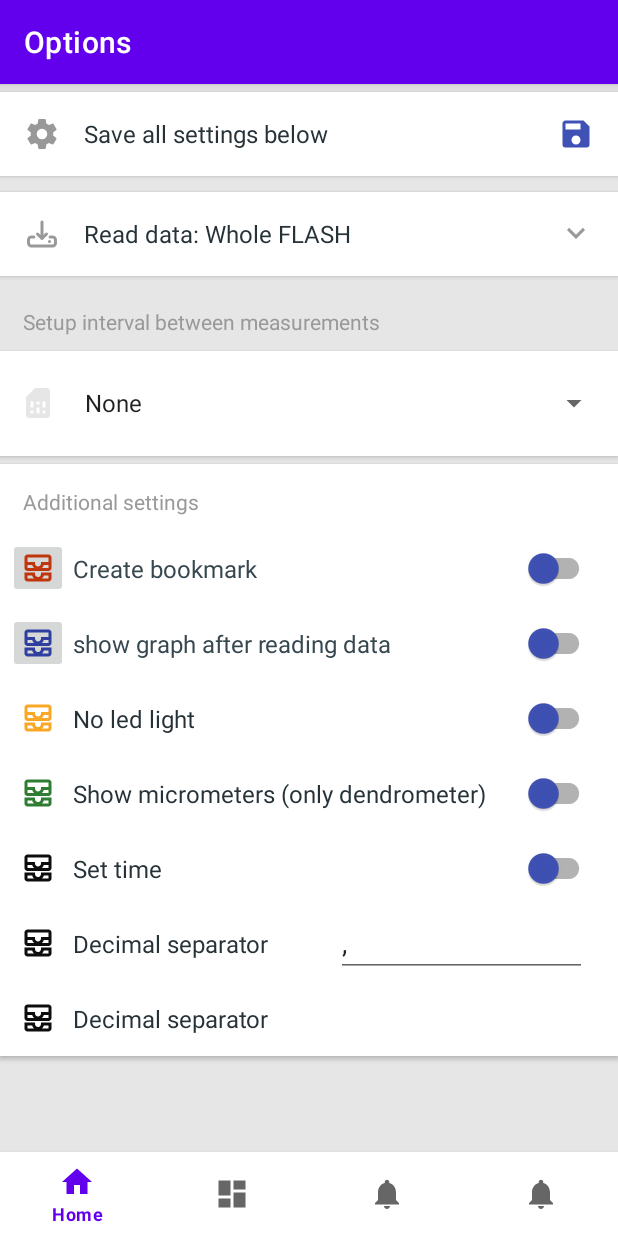
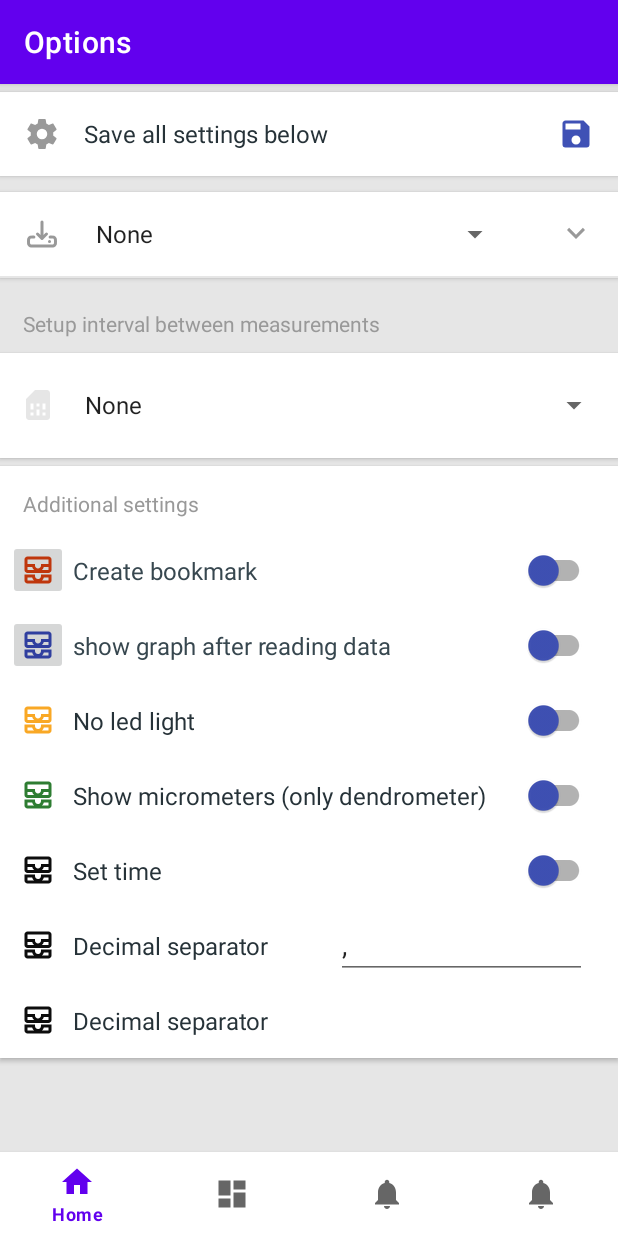
Before and after one commit to kratousek/lola, an Android app: the OptionsFragment screen opened through its navigation route, after a tap on an icon or button, on a phone screen of 412 x 824 dp. Run offline under Robolectric (Android 15) with nearby library versions, the phone set to English and light mode, and no system bars; our stand-ins replace navigation-ui; libraries missing offline, so code that uses them is left out: com.github.mikephil.charting; 13 statements that could not run were skipped.

```diff
--- a/app/src/main/java/com/tomst/lolly/ui/options/OptionsFragment.java
+++ b/app/src/main/java/com/tomst/lolly/ui/options/OptionsFragment.java
@@ -31,13 +31,16 @@ import com.tomst.lolly.utils.ViewAnimation;
 public class OptionsFragment extends Fragment implements AdapterView.OnItemSelectedListener {
 
 
+    @Override
     public void onItemSelected(AdapterView<?> parent, View view,
                                int pos, long id)
     {
+        switch (parent.getId()) {
+
+        }
+
         String line = String.format("%s time: %s",modes_desc[pos],parent.getItemAtPosition(pos).toString());
         Toast.makeText(getActivity(), line , Toast.LENGTH_LONG).show();
-        // Toast.makeText(getActivity(), "The planet is " +
-        //   parent.getItemAtPosition(pos).toString(), Toast.LENGTH_LONG).show();
     }
 
     @Override
@@ -48,7 +51,7 @@ public class OptionsFragment extends Fragment implements AdapterView.OnItemSelec
     private NestedScrollView nested_scroll_view;
     private ImageButton bt_toggle_info = null;  //  (ImageButton) findViewById(R.id.bt_toggle_info);
     private Button bt_hide_info = null;         //(Button) findViewById(R.id.bt_hide_info);
-    private String[] modes_desc ;
+    private String[] modes_desc,down_desc ;
 
     private View root = null;
     private FragmentOptionsBinding binding;
@@ -146,21 +149,28 @@ public class OptionsFragment extends Fragment implements AdapterView.OnItemSelec
         SharedPreferences.Editor editor = sharedPref.edit();
 
         // jaky je stav radiobuttonu ?
-        boolean b = binding.readAll.isChecked();
+//        boolean b = binding.readAll.isChecked();
         //editor.putBoolean(getString(R.string.ReadAll),b);
         //editor.putBoolean(getString(R.string.ReadFromBookmark),b);
         //editor.putBoolean(getString(R.string.ReadFromDate),b);
-        editor.putBoolean("read_all",binding.readAll.isChecked());
-        editor.putBoolean("read_bookmark",binding.readBookmark.isChecked());
-        editor.putBoolean("read_date",binding.readDate.isChecked());
+//        editor.putBoolean("read_all",binding.readAll.isChecked());
+//        editor.putBoolean("read_bookmark",binding.readBookmark.isChecked());
+//        editor.putBoolean("read_date",binding.readDate.isChecked());
 
-        // mod vycitani
-        int spi = (int) binding.spinner.getSelectedItemId();
-        editor.putInt("mode",spi);
+
+
+        // odkud vycitam
+        int spiDownload = (int) binding.spiDownload.getSelectedItemId();
+        editor.putInt("readFrom",spiDownload);
+
+
+        // interval mezi merenima
+        int spiInterval = (int) binding.spiInterval.getSelectedItemId();
+        editor.putInt("mode",spiInterval);
 
         // nastav zatrzitka
-        b = binding.bookmark.isChecked();
-        editor.putBoolean("bookmark",b);
+//        b = binding.bookmark.isChecked();
+//        editor.putBoolean("bookmark",b);
 
         editor.putBoolean("bookmark",binding.bookmark.isChecked());
         editor.putBoolean("showgraph",binding.showgraph.isChecked());
@@ -181,15 +191,17 @@ public class OptionsFragment extends Fragment implements AdapterView.OnItemSelec
         boolean r1 = sharedPref.getBoolean("read_all",false);  // false je default, kdyz neexistuje
         boolean r2 = sharedPref.getBoolean("read_bookmark",false);  // false je default, kdyz neexistuje
         boolean r3 = sharedPref.getBoolean("read_date",false);  // false je default, kdyz neexistuje
+        //if (r1) binding.readAll.setChecked(true);
+        //if (r2) binding.readBookmark.setChecked(true);
+        //if (r3) binding.readDate.setChecked(true);
 
         // jak budu vycitat
-        if (r1) binding.readAll.setChecked(true);
-        if (r2) binding.readBookmark.setChecked(true);
-        if (r3) binding.readDate.setChecked(true);
+        int rx = sharedPref.getInt("readFrom",-1);
+        binding.spiDownload.setSelection(rx);
 
         // nastaveni modu
         int i = sharedPref.getInt("mode",-1);
-        binding.spinner.setSelection(i);
+        binding.spiInterval.setSelection(i);
 
         // nastav checkboxy
         boolean b = sharedPref.getBoolean("bookmark",false);
@@ -210,29 +222,30 @@ public class OptionsFragment extends Fragment implements AdapterView.OnItemSelec
         binding = FragmentOptionsBinding.inflate(inflater, container, false);
         View root = binding.getRoot();
 
+        Resources res = getResources();
 
+        // odkud vycitam
+        Spinner spiDownload = (Spinner) root.findViewById(R.id.spiDownload);
+        ArrayAdapter<CharSequence> adaDownload = ArrayAdapter.createFromResource(
+                this.getContext(), R.array.download_array, android.R.layout.simple_spinner_item);
+        adaDownload.setDropDownViewResource(android.R.layout.simple_spinner_dropdown_item);
+        adaDownload.setDropDownViewResource(android.R.layout.simple_spinner_dropdown_item);
+        spiDownload.setAdapter(adaDownload); // Apply the adapter to the spinner
+        spiDownload.setOnItemSelectedListener(this);
+        down_desc = res.getStringArray(R.array.download_array);
 
-        Spinner spinner = (Spinner) root.findViewById(R.id.spinner);
-        ArrayAdapter<CharSequence> adapter = ArrayAdapter.createFromResource(
+        // vzdalenost mezi merenimi
+        Spinner spiInterval = (Spinner) root.findViewById(R.id.spiInterval);
+        ArrayAdapter<CharSequence> adaInterval = ArrayAdapter.createFromResource(
                 this.getContext(), R.array.modes_array, android.R.layout.simple_spinner_item);
-        adapter.setDropDownViewResource(android.R.layout.simple_spinner_dropdown_item);
-
-        // Apply the adapter to the spinner
-        spinner.setAdapter(adapter);
-        spinner.setOnItemSelectedListener(this);
-        Resources res = getResources();
+        adaInterval.setDropDownViewResource(android.R.layout.simple_spinner_dropdown_item);
+        spiInterval.setAdapter(adaInterval); // Apply the adapter to the spinner
+        spiInterval.setOnItemSelectedListener(this);
+        //Resources res = getResources();
         modes_desc = res.getStringArray(R.array.modes_desc);
 
         bt_toggle_info = (ImageButton) root.findViewById(R.id.bt_toggle_info);
-        bt_hide_info = (Button) root.findViewById(R.id.bt_hide_info);
         bt_toggle_info.setOnClickListener(new View.OnClickListener() {
-            @Override
-            public void onClick(View view) {
-                toggleSectionInfo(bt_toggle_info);
-            }
-        });
-
-        bt_hide_info.setOnClickListener(new View.OnClickListener() {
             @Override
             public void onClick(View view) {
                 toggleSectionInfo(bt_toggle_info);
--- a/app/src/main/res/layout/fragment_options.xml
+++ b/app/src/main/res/layout/fragment_options.xml
@@ -109,14 +109,13 @@
                             app:tint="@color/grey_40"
                             />
 
-                        <TextView
+                        <Spinner
+                            android:id="@+id/spiDownload"
                             android:layout_width="0dp"
                             android:layout_height="wrap_content"
                             android:layout_weight="1"
-                            android:text="Read data: Whole FLASH"
                             android:textAppearance="@style/TextAppearance.AppCompat.Subhead"
-                            android:textColor="@color/grey_90"
-                             />
+                            android:textColor="@color/grey_80" />
 
                         <View
                             android:layout_width="@dimen/spacing_large"
@@ -136,81 +135,13 @@
                         android:layout_width="match_parent"
                         android:layout_height="wrap_content"
                         android:orientation="vertical"
-                        android:visibility="gone">
-
-                        <LinearLayout
-                            android:id="@+id/lyt_sub"
-                            android:layout_width="match_parent"
-                            android:layout_height="wrap_content"
-                            android:orientation="vertical"
-                            android:paddingHorizontal="@dimen/spacing_xlarge"
-                            android:paddingVertical="@dimen/spacing_medium">
-
-                            <RadioGroup
-                                android:id="@+id/radio_check"
-                                android:layout_width="match_parent"
-                                android:layout_height="wrap_content"
-                                android:orientation="vertical"
-                                android:paddingHorizontal="2dp">
-
-                                <com.google.android.material.radiobutton.MaterialRadioButton
-                                    android:id="@+id/read_all"
-                                    android:layout_width="match_parent"
-                                    android:layout_height="wrap_content"
-                                    android:layout_weight="1"
-                                    android:checked="false"
-                                    android:text="All"
-                                    app:buttonTint="@color/colorPrimary" />
-
-                                <com.google.android.material.radiobutton.MaterialRadioButton
-                                    android:id="@+id/read_bookmark"
-                                    android:layout_width="match_parent"
-                                    android:layout_height="wrap_content"
-                                    android:layout_weight="1"
-                                    android:checked="false"
-                                    android:text="from bookmark"
-                                    app:buttonTint="@color/colorPrimary" />
-
-                                <com.google.android.material.radiobutton.MaterialRadioButton
-                                    android:id="@+id/read_date"
-                                    android:layout_width="match_parent"
-                                    android:layout_height="wrap_content"
-                                    android:layout_weight="1"
-                                    android:checked="false"
-                                    android:text="from date"
-                                    app:buttonTint="@color/colorPrimary"
-                                    />
-                            </RadioGroup>
-
-                            <Button
-                                android:id="@+id/dateFrom"
-                                android:layout_width="match_parent"
-                                android:layout_height="wrap_content"
-                                android:layout_weight="1"
-                                android:text="Pick date" />
-
-                        </LinearLayout>
+                        android:visibility="visible">
 
                         <View
                             android:layout_width="match_parent"
                             android:layout_height="1dp"
                             android:background="@color/grey_10" />
 
-                        <LinearLayout
-                            android:layout_width="match_parent"
-                            android:layout_height="wrap_content"
-                            android:gravity="end"
-                            android:orientation="horizontal">
-
-                            <Button
-                                android:id="@+id/bt_hide_info"
-                                android:background="@android:color/transparent"
-                                android:layout_width="wrap_content"
-                                android:layout_height="wrap_content"
-                                android:textColor="#ff0000"
-                                android:text="HIDE"
-                                app:srcCompat="@android:drawable/editbox_background_normal" />
-                        </LinearLayout>
                     </LinearLayout>
                 </LinearLayout>
 
@@ -266,7 +197,7 @@
                                 android:layout_width="@dimen/spacing_small" android:layout_height="wrap_content" />
 
                             <Spinner
-                                android:id="@+id/spinner"
+                                android:id="@+id/spiInterval"
                                 android:layout_width="0dp"
                                 android:layout_height="wrap_content"
                                 android:layout_weight="1"
--- a/app/src/main/res/values/strings.xml
+++ b/app/src/main/res/values/strings.xml
@@ -8,6 +8,12 @@
     <string name="PickDate">0</string>
 
 
+    <string-array name="download_array">
+        <item>None</item>
+        <item>All</item>
+        <item>From bookmark</item>
+        <item>From date</item>
+    </string-array>
 
    <string name="measurement_mode">Choose a measurement mode</string>
     <string-array name="modes_array">
```
